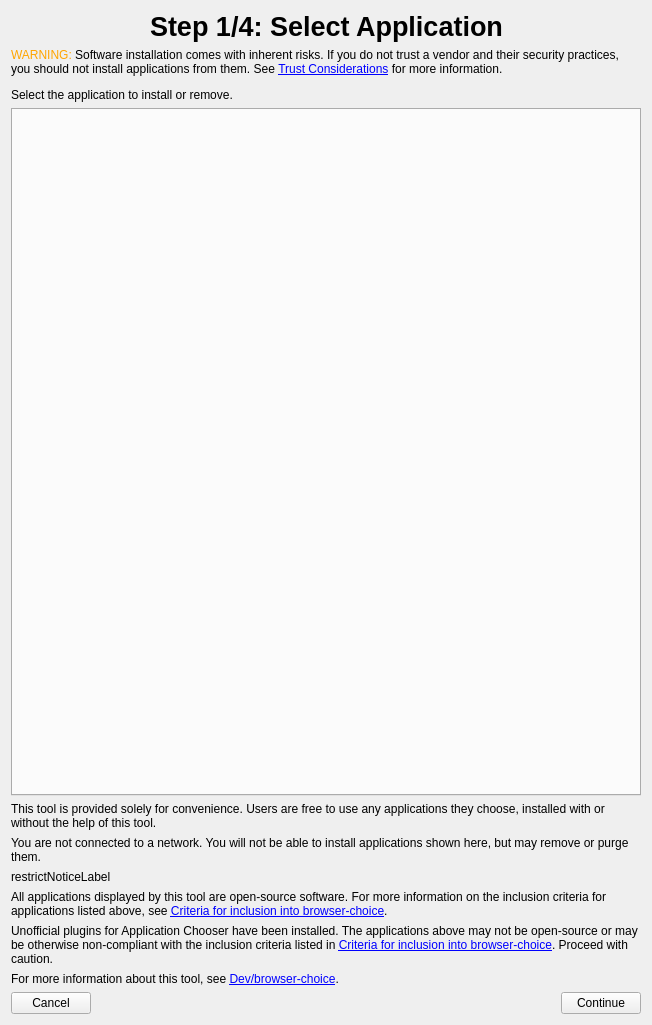
Kicksecure/browser-choice, file ui/selectapplicationpage.ui: the form before one commit.
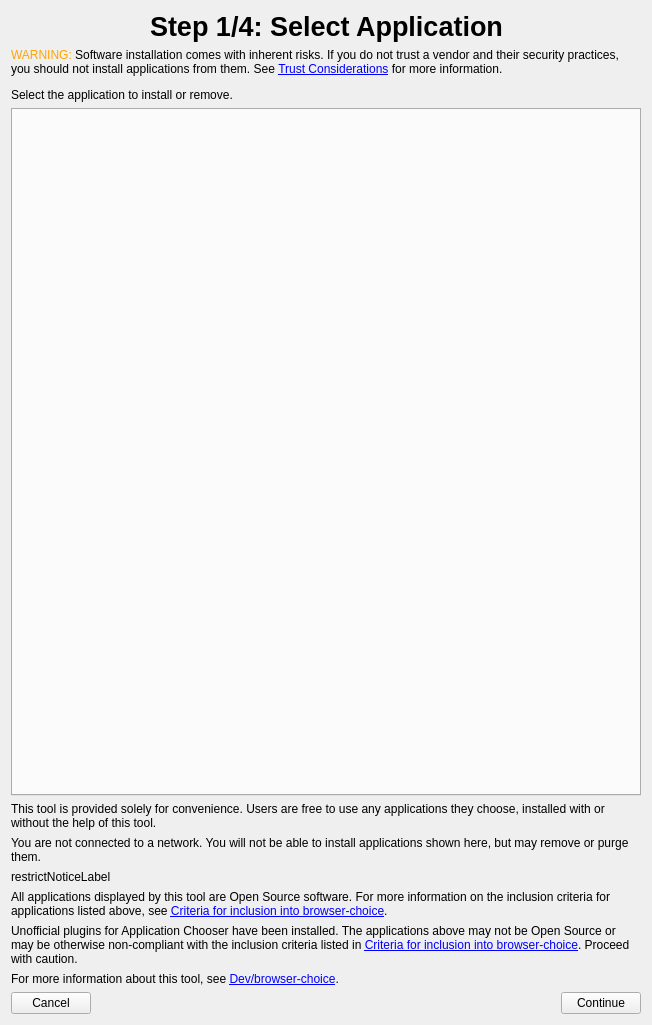
The form after the commit. Icons and pictures are not drawn.

```diff
--- a/ui/selectapplicationpage.ui
+++ b/ui/selectapplicationpage.ui
@@ -120,7 +120,7 @@
    <item>
     <widget class="QLabel" name="fossNoticeLabel">
      <property name="text">
-      <string>All applications displayed by this tool are open-source software. For more information on the inclusion criteria for applications listed above, see &lt;a href=&quot;https://www.kicksecure.com/wiki/Dev/browser-choice#criteria_for_inclusion_into_browser_choice&quot;&gt;Criteria for inclusion into browser-choice&lt;/a&gt;.</string>
+      <string>All applications displayed by this tool are Open Source software. For more information on the inclusion criteria for applications listed above, see &lt;a href=&quot;https://www.kicksecure.com/wiki/Dev/browser-choice#criteria_for_inclusion_into_browser_choice&quot;&gt;Criteria for inclusion into browser-choice&lt;/a&gt;.</string>
      </property>
      <property name="wordWrap">
       <bool>true</bool>
@@ -133,7 +133,7 @@
    <item>
     <widget class="QLabel" name="nonFossWarningLabel">
      <property name="text">
-      <string>Unofficial plugins for Application Chooser have been installed. The applications above may not be open-source or may be otherwise non-compliant with the inclusion criteria listed in &lt;a href=&quot;https://www.kicksecure.com/wiki/Dev/browser-choice#criteria_for_inclusion_into_browser_choice&quot;&gt;Criteria for inclusion into browser-choice&lt;/a&gt;. Proceed with caution.</string>
+      <string>Unofficial plugins for Application Chooser have been installed. The applications above may not be Open Source or may be otherwise non-compliant with the inclusion criteria listed in &lt;a href=&quot;https://www.kicksecure.com/wiki/Dev/browser-choice#criteria_for_inclusion_into_browser_choice&quot;&gt;Criteria for inclusion into browser-choice&lt;/a&gt;. Proceed with caution.</string>
      </property>
      <property name="wordWrap">
       <bool>true</bool>
```
